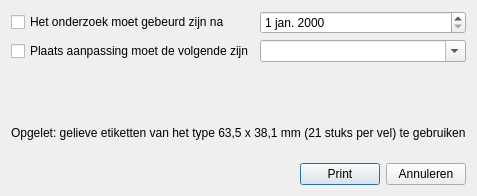
Old version of the form AudioAdmin/ui/labels.ui in the repository Roelio81/audioadmin.
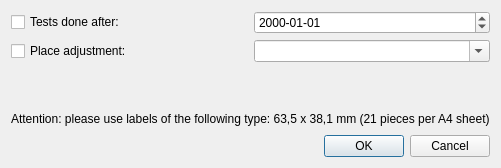
New version of the form. Icons and pictures are not drawn.

Commit message: Translations for the "print labels" functionality

Patch:
```diff
--- a/AudioAdmin/ui/labels.ui
+++ b/AudioAdmin/ui/labels.ui
@@ -9,8 +9,8 @@
    <rect>
     <x>0</x>
     <y>0</y>
-    <width>436</width>
-    <height>196</height>
+    <width>456</width>
+    <height>168</height>
    </rect>
   </property>
   <property name="contextMenuPolicy">
@@ -38,17 +38,21 @@
      <item row="0" column="0">
       <widget class="QCheckBox" name="c_onderzoekNa">
        <property name="text">
-        <string>Het onderzoek moet gebeurd zijn na</string>
+        <string>Tests done after:</string>
        </property>
       </widget>
      </item>
      <item row="0" column="1">
-      <widget class="QDateEdit" name="m_onderzoekNa"/>
+      <widget class="QDateEdit" name="m_testsAfter">
+       <property name="displayFormat">
+        <string>yyyy-MM-dd</string>
+       </property>
+      </widget>
      </item>
      <item row="1" column="0">
       <widget class="QCheckBox" name="c_plaats">
        <property name="text">
-        <string>Plaats aanpassing moet de volgende zijn</string>
+        <string>Place adjustment:</string>
        </property>
       </widget>
      </item>
@@ -80,40 +84,16 @@
    <item>
     <widget class="QLabel" name="l_opgelet">
      <property name="text">
-      <string>Opgelet: gelieve etiketten van het type 63,5 x 38,1 mm (21 stuks per vel) te gebruiken</string>
+      <string>Attention: please use labels of the following type: 63,5 x 38,1 mm (21 pieces per A4 sheet)</string>
      </property>
     </widget>
    </item>
    <item>
-    <layout class="QHBoxLayout" name="horizontalLayout">
-     <item>
-      <spacer name="horizontalSpacer">
-       <property name="orientation">
-        <enum>Qt::Horizontal</enum>
-       </property>
-       <property name="sizeHint" stdset="0">
-        <size>
-         <width>40</width>
-         <height>20</height>
-        </size>
-       </property>
-      </spacer>
-     </item>
-     <item>
-      <widget class="QPushButton" name="b_afdrukken">
-       <property name="text">
-        <string>Print</string>
-       </property>
-      </widget>
-     </item>
-     <item>
-      <widget class="QPushButton" name="b_annuleren">
-       <property name="text">
-        <string>Annuleren</string>
-       </property>
-      </widget>
-     </item>
-    </layout>
+    <widget class="QDialogButtonBox" name="buttonBox">
+     <property name="standardButtons">
+      <set>QDialogButtonBox::Cancel|QDialogButtonBox::Ok</set>
+     </property>
+    </widget>
    </item>
   </layout>
  </widget>
```
Left out of the diff: 43 changed lines with no effect on the pictures. The commit also changes 13 other files.
